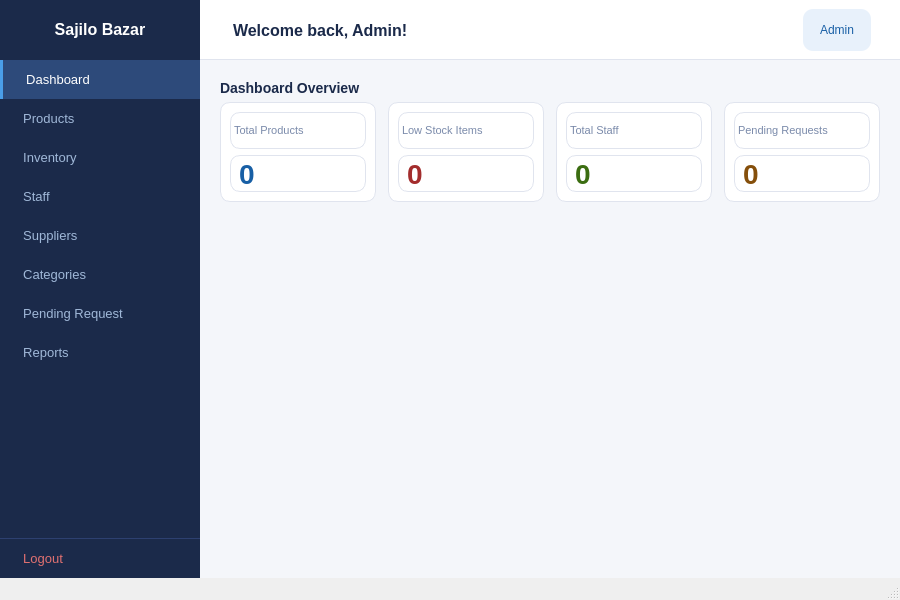
The window that ui/admindashboard.ui (kriitikat/Sajilo-Bazarr) describes before a commit, drawn with Qt 5.
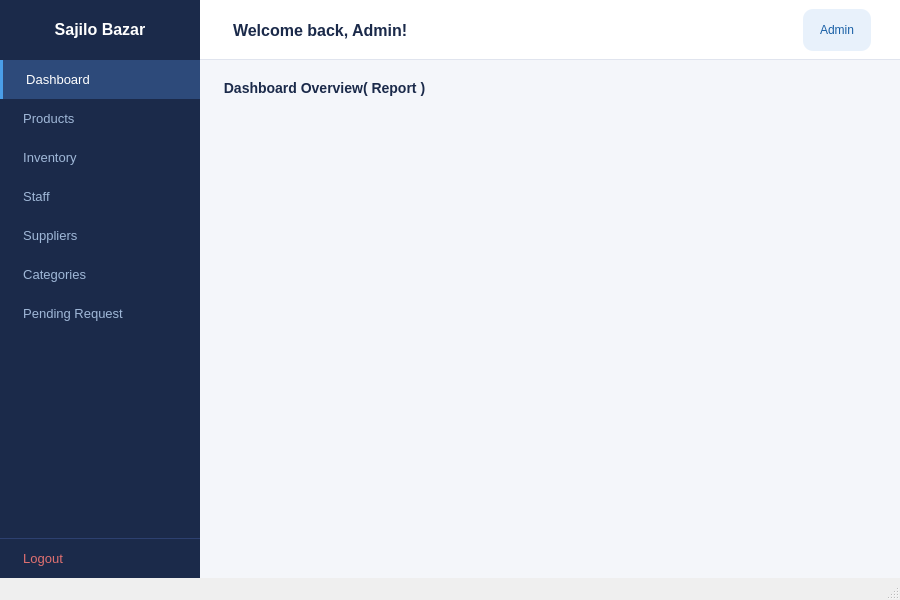
The same window after the commit.

The edit to the form file:
```diff
--- a/ui/admindashboard.ui
+++ b/ui/admindashboard.ui
@@ -146,16 +146,6 @@
          </property>
         </widget>
        </item>
-       <item>
-        <widget class="QPushButton" name="btnReports">
-         <property name="styleSheet">
-          <string>QPushButton { color: #A0B8D8; background-color: transparent; border: none; padding: 12px 16px; text-align: left; font-size: 13px; } QPushButton:hover { background-color: #2D4A7A; color: white; }</string>
-         </property>
-         <property name="text">
-          <string>  Reports</string>
-         </property>
-        </widget>
-       </item>
        <item>
         <spacer name="sidebarSpacer">
          <property name="orientation">
@@ -278,157 +268,10 @@
              <string>QLabel { color: #1B2A4A; font-size: 14px; font-weight: bold; }</string>
             </property>
             <property name="text">
-             <string>Dashboard Overview</string>
+             <string> Dashboard Overview( Report )</string>
             </property>
            </widget>
           </item>
-          <item>
-           <layout class="QHBoxLayout" name="cardsLayout">
-            <property name="spacing">
-             <number>12</number>
-            </property>
-            <item>
-             <widget class="QFrame" name="cardProducts">
-              <property name="minimumSize">
-               <size>
-                <width>0</width>
-                <height>100</height>
-               </size>
-              </property>
-              <property name="styleSheet">
-               <string>QFrame { background-color: #FFFFFF; border-radius: 10px; border: 1px solid #E0E4EE; }</string>
-              </property>
-              <layout class="QVBoxLayout">
-               <item>
-                <widget class="QLabel" name="lblProductsTitle">
-                 <property name="styleSheet">
-                  <string>QLabel { color: #7a8aaa; font-size: 11px; }</string>
-                 </property>
-                 <property name="text">
-                  <string>Total Products</string>
-                 </property>
-                </widget>
-               </item>
-               <item>
-                <widget class="QLabel" name="lblProductsValue">
-                 <property name="styleSheet">
-                  <string>QLabel { color: #185FA5; font-size: 28px; font-weight: bold; }</string>
-                 </property>
-                 <property name="text">
-                  <string>0</string>
-                 </property>
-                </widget>
-               </item>
-              </layout>
-             </widget>
-            </item>
-            <item>
-             <widget class="QFrame" name="cardLowStock">
-              <property name="minimumSize">
-               <size>
-                <width>0</width>
-                <height>100</height>
-               </size>
-              </property>
-              <property name="styleSheet">
-               <string>QFrame { background-color: #FFFFFF; border-radius: 10px; border: 1px solid #E0E4EE; }</string>
-              </property>
-              <layout class="QVBoxLayout">
-               <item>
-                <widget class="QLabel" name="lblLowStockTitle">
-                 <property name="styleSheet">
-                  <string>QLabel { color: #7a8aaa; font-size: 11px; }</string>
-                 </property>
-                 <property name="text">
-                  <string>Low Stock Items</string>
-                 </property>
-                </widget>
-               </item>
-               <item>
-                <widget class="QLabel" name="lblLowStockValue">
-                 <property name="styleSheet">
-                  <string>QLabel { color: #A32D2D; font-size: 28px; font-weight: bold; }</string>
-                 </property>
-                 <property name="text">
-                  <string>0</string>
-                 </property>
-                </widget>
-               </item>
-              </layout>
-             </widget>
-            </item>
-            <item>
-             <widget class="QFrame" name="cardStaff">
-              <property name="minimumSize">
-               <size>
-                <width>0</width>
-                <height>100</height>
-               </size>
-              </property>
-              <property name="styleSheet">
-               <string>QFrame { background-color: #FFFFFF; border-radius: 10px; border: 1px solid #E0E4EE; }</string>
-              </property>
-              <layout class="QVBoxLayout">
-               <item>
-                <widget class="QLabel" name="lblStaffTitle">
-                 <property name="styleSheet">
-                  <string>QLabel { color: #7a8aaa; font-size: 11px; }</string>
-                 </property>
-                 <property name="text">
-                  <string>Total Staff</string>
-                 </property>
-                </widget>
-               </item>
-               <item>
-                <widget class="QLabel" name="lblStaffValue">
-                 <property name="styleSheet">
-                  <string>QLabel { color: #3B6D11; font-size: 28px; font-weight: bold; }</string>
-                 </property>
-                 <property name="text">
-                  <string>0</string>
-                 </property>
-                </widget>
-               </item>
-              </layout>
-             </widget>
-            </item>
-            <item>
-             <widget class="QFrame" name="cardSuppliers">
-              <property name="minimumSize">
-               <size>
-                <width>0</width>
-                <height>100</height>
-               </size>
-              </property>
-              <property name="styleSheet">
-               <string>QFrame { background-color: #FFFFFF; border-radius: 10px; border: 1px solid #E0E4EE; }</string>
-              </property>
-              <layout class="QVBoxLayout">
-               <item>
-                <widget class="QLabel" name="lblPendingRequests">
-                 <property name="styleSheet">
-                  <string>QLabel { color: #7a8aaa; font-size: 11px; }</string>
-                 </property>
-                 <property name="text">
-                  <string>Pending Requests</string>
-                 </property>
-                </widget>
-               </item>
-               <item>
-                <widget class="QLabel" name="lblSuppliersValue">
-                 <property name="styleSheet">
-                  <string>QLabel { color: #854F0B; font-size: 28px; font-weight: bold; }</string>
-                 </property>
-                 <property name="text">
-                  <string>0</string>
-                 </property>
-                </widget>
-               </item>
-              </layout>
-             </widget>
-            </item>
-           </layout>
-          </item>
           <item>
            <spacer>
             <property name="orientation">
```
